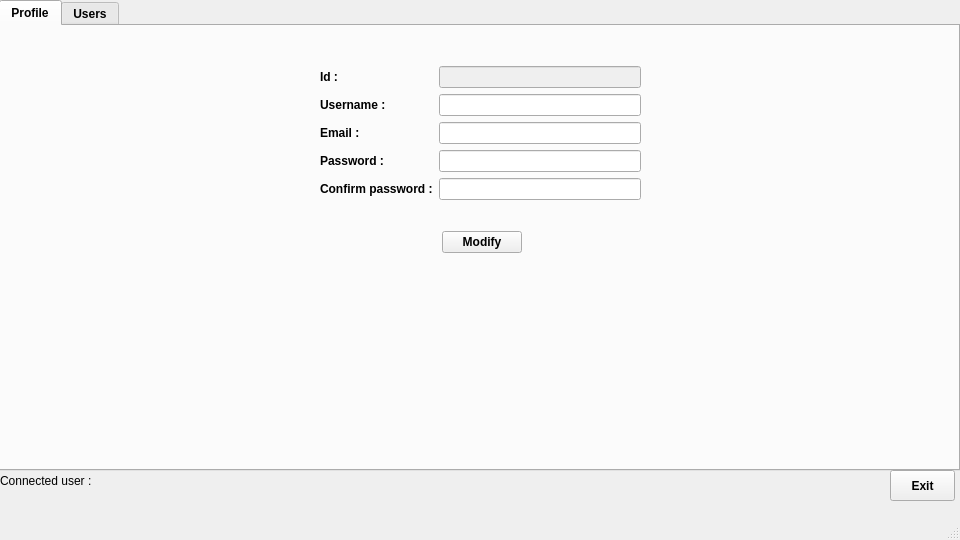
This is uiadministrateur.ui in thiongane-ndiaga/gestion_des_notes as Qt 5 draws it before an edit. The edited form follows.
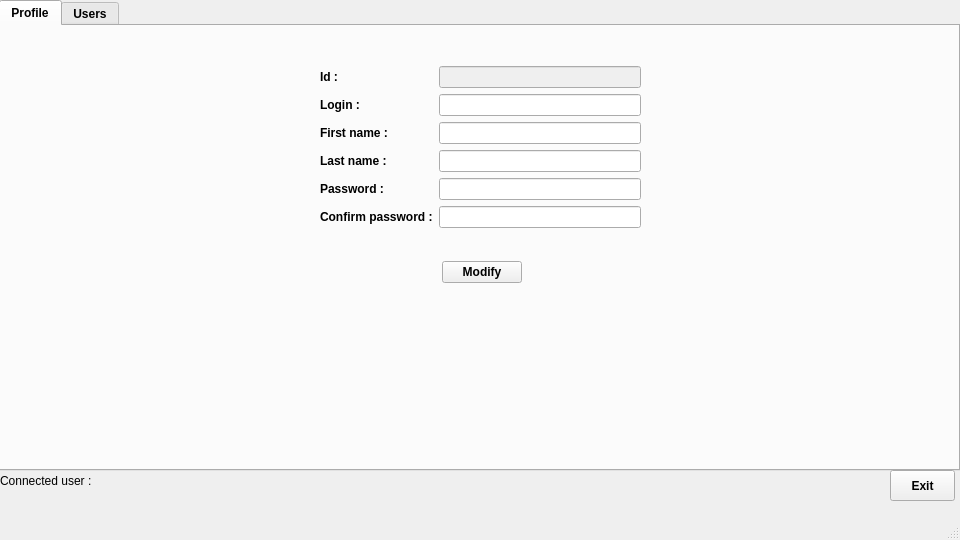
This is the edited form. The open tabs and pages were chosen to show the change.

```diff
--- a/uiadministrateur.ui
+++ b/uiadministrateur.ui
@@ -62,7 +62,7 @@
         <x>-1</x>
         <y>40</y>
         <width>961</width>
-        <height>161</height>
+        <height>191</height>
        </rect>
       </property>
       <layout class="QHBoxLayout" name="horizontalLayout_14">
@@ -119,7 +119,7 @@
             </font>
            </property>
            <property name="text">
-            <string>Username :</string>
+            <string>Login :</string>
            </property>
           </widget>
          </item>
@@ -144,7 +144,7 @@
             </font>
            </property>
            <property name="text">
-            <string>Email :</string>
+            <string>First name :</string>
            </property>
           </widget>
          </item>
@@ -159,34 +159,6 @@
            </property>
           </widget>
          </item>
-         <item row="3" column="0">
-          <widget class="QLabel" name="labelPassword_7">
-           <property name="font">
-            <font>
-             <family>Tahoma</family>
-             <weight>75</weight>
-             <bold>true</bold>
-            </font>
-           </property>
-           <property name="text">
-            <string>Password :</string>
-           </property>
-          </widget>
-         </item>
-         <item row="3" column="1">
-          <widget class="QLineEdit" name="lineEditPassword_7">
-           <property name="font">
-            <font>
-             <family>Tahoma</family>
-             <weight>50</weight>
-             <bold>false</bold>
-            </font>
-           </property>
-           <property name="echoMode">
-            <enum>QLineEdit::Password</enum>
-           </property>
-          </widget>
-         </item>
          <item row="4" column="0">
           <widget class="QLabel" name="labelConfirmPassword_7">
            <property name="font">
@@ -197,7 +169,7 @@
             </font>
            </property>
            <property name="text">
-            <string>Confirm password :</string>
+            <string>Password :</string>
            </property>
           </widget>
          </item>
@@ -215,6 +187,59 @@
            </property>
           </widget>
          </item>
+         <item row="5" column="0">
+          <widget class="QLabel" name="labelConfirmPasswordProfile">
+           <property name="font">
+            <font>
+             <family>Tahoma</family>
+             <weight>75</weight>
+             <bold>true</bold>
+            </font>
+           </property>
+           <property name="text">
+            <string>Confirm password :</string>
+           </property>
+          </widget>
+         </item>
+         <item row="5" column="1">
+          <widget class="QLineEdit" name="lineEditConfirmPasswordProfile">
+           <property name="font">
+            <font>
+             <family>Tahoma</family>
+             <weight>50</weight>
+             <bold>false</bold>
+            </font>
+           </property>
+           <property name="echoMode">
+            <enum>QLineEdit::Password</enum>
+           </property>
+          </widget>
+         </item>
+         <item row="3" column="1">
+          <widget class="QLineEdit" name="lineEditLastNameProfile">
+           <property name="font">
+            <font>
+             <family>Tahoma</family>
+             <weight>50</weight>
+             <bold>false</bold>
+            </font>
+           </property>
+          </widget>
+         </item>
+         <item row="3" column="0">
+          <widget class="QLabel" name="labelLastNameProfile">
+           <property name="font">
+            <font>
+             <family>Tahoma</family>
+             <weight>75</weight>
+             <bold>true</bold>
+            </font>
+           </property>
+           <property name="text">
+            <string>Last name :</string>
+           </property>
+          </widget>
+         </item>
         </layout>
        </item>
        <item>
@@ -236,7 +261,7 @@
       <property name="geometry">
        <rect>
         <x>0</x>
-        <y>200</y>
+        <y>230</y>
         <width>961</width>
         <height>32</height>
        </rect>
```
Left out of the diff: 100 changed lines with no effect on the pictures.
